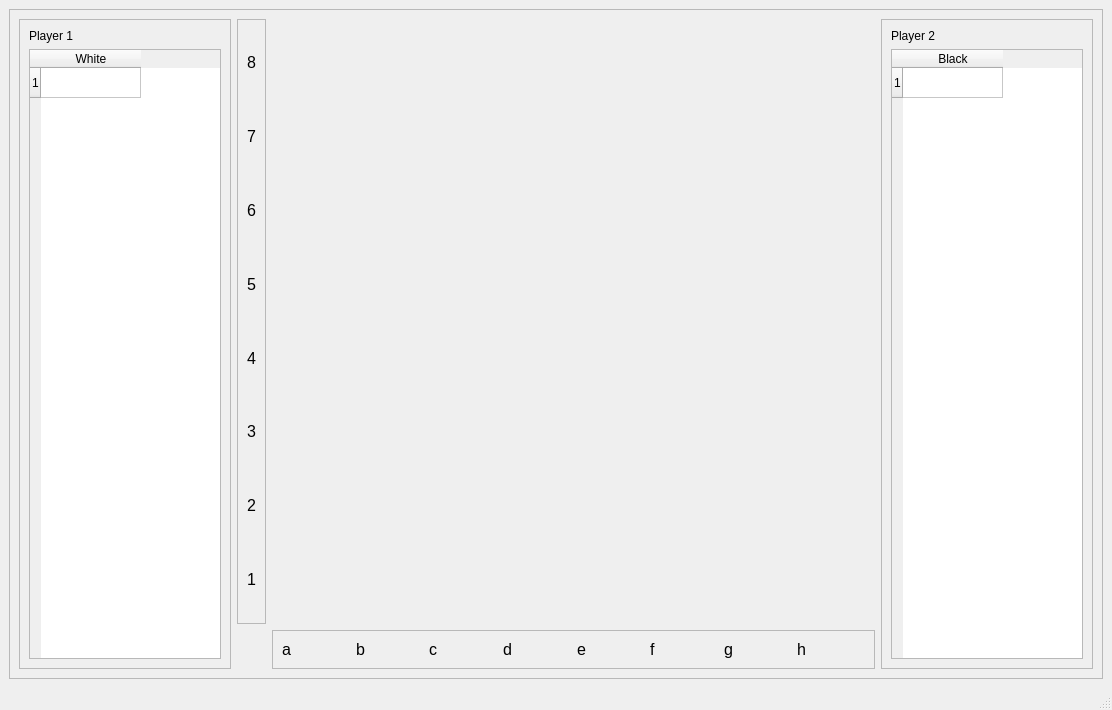
This is mainwindow.ui in JoseHumire/ChessGame as Qt 5 draws it before an edit. The edited form follows.
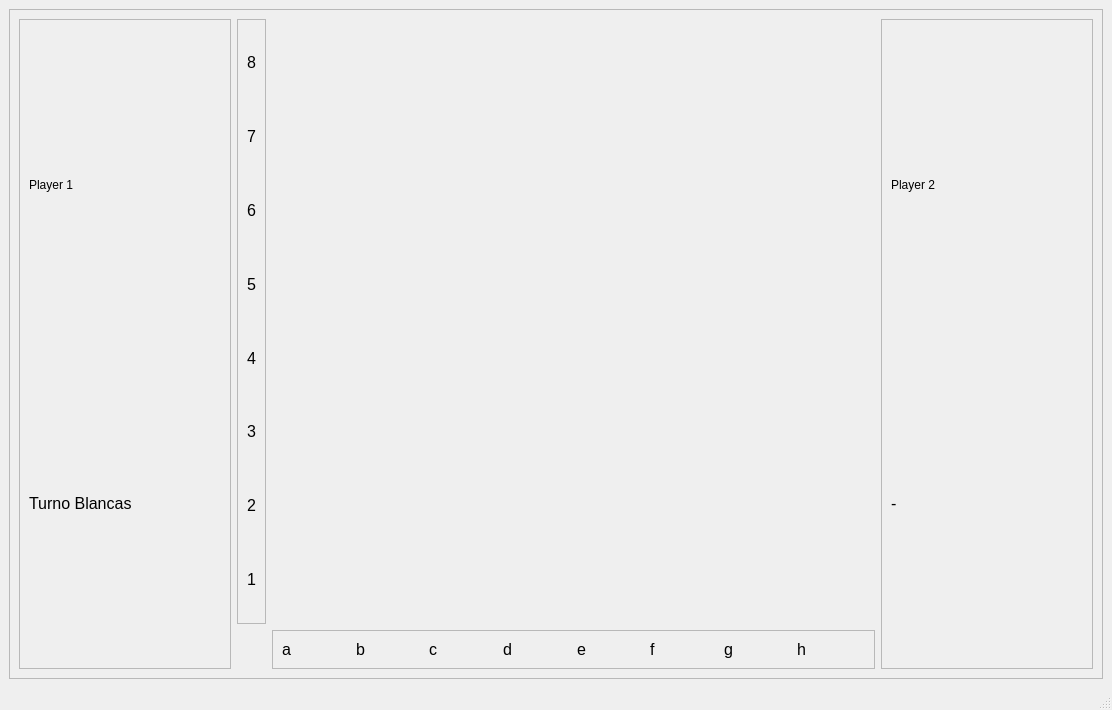
This is the edited form. Custom widgets are drawn as their Qt base class.

The edit to the form file:
```diff
--- a/mainwindow.ui
+++ b/mainwindow.ui
@@ -53,17 +53,15 @@
            </widget>
           </item>
           <item>
-           <widget class="QTableWidget" name="tableWidget">
-            <row>
-             <property name="text">
-              <string>1</string>
-             </property>
-            </row>
-            <column>
+           <widget class="QLabel" name="turn1">
+            <property name="font">
+             <font>
+              <pointsize>12</pointsize>
+             </font>
+            </property>
              <property name="text">
-              <string>White</string>
-             </property>
-            </column>
+             <string>Turno Blancas</string>
+            </property>
            </widget>
           </item>
          </layout>
@@ -86,17 +84,15 @@
            </widget>
           </item>
           <item>
-           <widget class="QTableWidget" name="tableWidget_2">
-            <row>
-             <property name="text">
-              <string>1</string>
-             </property>
-            </row>
-            <column>
+           <widget class="QLabel" name="turn2">
+            <property name="font">
+             <font>
+              <pointsize>12</pointsize>
+             </font>
+            </property>
              <property name="text">
-              <string>Black</string>
-             </property>
-            </column>
+             <string>-</string>
+            </property>
            </widget>
           </item>
          </layout>
```
Lines whose indentation alone changed are shown as unchanged.
